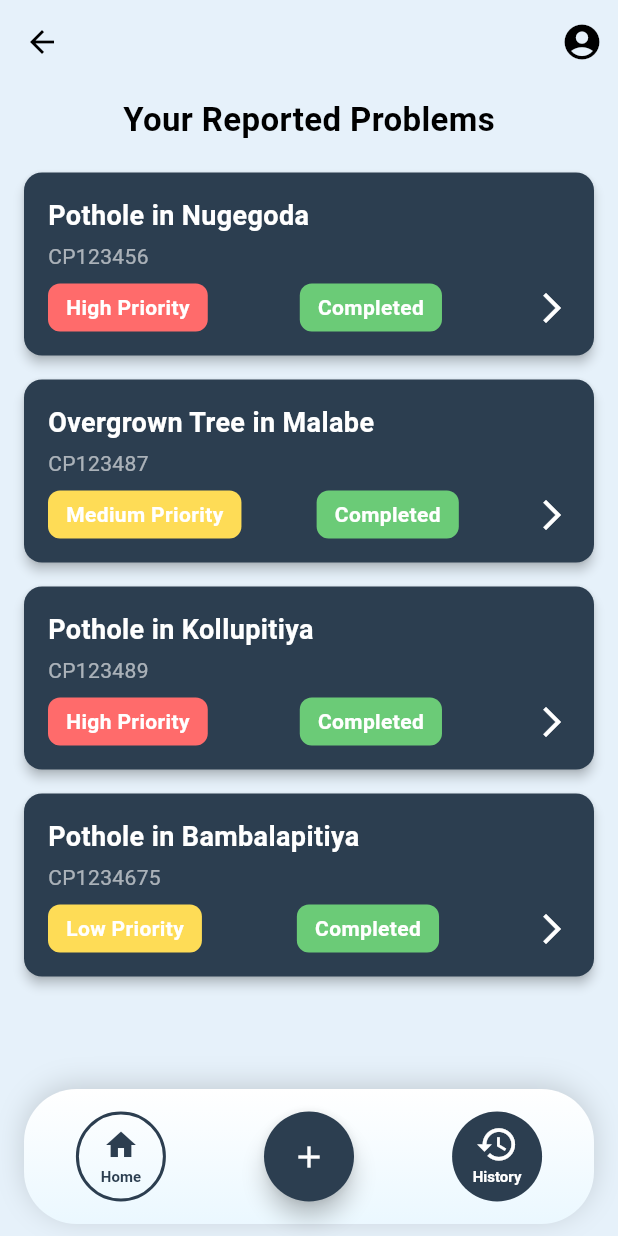
After one commit to project-infratrack/project-infratrack-frontend-admin-portal, a Flutter app: the HistoryScreen screen opened by its route, on a phone screen of 412 x 824 dp. The commit adds this screen. Run offline on Flutter 3.47's test engine with Material 3 defaults, Android fonts, the light colour scheme and no system bars.

Commit message:
feat: history_page_ui_implementation

```diff
--- a/lib/components/bottom_navigation.dart
+++ b/lib/components/bottom_navigation.dart
@@ -12,14 +12,12 @@ class BottomNavigation extends StatelessWidget {
 
   @override
   Widget build(BuildContext context) {
-    // Maintain the original color.
     const navColor = Color(0xFF2C3E50);
 
     return SafeArea(
       child: Container(
         margin: const EdgeInsets.symmetric(horizontal: 16, vertical: 8),
         padding: const EdgeInsets.symmetric(horizontal: 32),
-        // Increased height from 70 to 90
         height: 90,
         decoration: BoxDecoration(
           gradient: const LinearGradient(
@@ -101,7 +99,7 @@ class NavItem extends StatelessWidget {
         width: 60,
         height: 60,
         decoration: BoxDecoration(
-          color: isSelected ? navColor : Colors.transparent,
+          color: isSelected ? navColor : const Color.fromARGB(0, 255, 255, 255),
           borderRadius: BorderRadius.circular(30),
           border: isSelected ? null : Border.all(color: navColor, width: 2),
         ),
--- a/lib/main.dart
+++ b/lib/main.dart
@@ -3,6 +3,7 @@ import 'package:infratrack/screens/Gov_issue_description.dart';
 import 'package:infratrack/screens/Government_issue_screen_high.dart';
 import 'package:infratrack/screens/Government_issue_screen_low.dart';
 import 'package:infratrack/screens/Government_issue_screen_mid.dart';
+import 'package:infratrack/screens/History.dart';
 import 'package:infratrack/screens/home.dart';
 import 'package:infratrack/screens/login.dart';
 
@@ -22,7 +23,7 @@ class MyApp extends StatelessWidget {
       title: 'Infra Track',
       theme: ThemeData(
         primarySwatch: Colors.blueGrey,
-        scaffoldBackgroundColor: Colors.blueGrey.shade900,
+        scaffoldBackgroundColor: const Color.fromARGB(255, 255, 255, 255),
         textTheme: const TextTheme(
           bodyMedium: TextStyle(color: Colors.white),
         ),
@@ -36,6 +37,7 @@ class MyApp extends StatelessWidget {
         "/Gov_high": (context) => const GovernmentIssueScreenHigh(),
         "/Gov_mid": (context) => const GovernmentIssueScreenMid(),
         "/Gov_low": (context) => const GovernmentIssueScreenLow(),
+        "/history": (context) => HistoryScreen(),
       },
     );
   }
--- /dev/null
+++ b/lib/screens/history.dart
@@ -0,0 +1,179 @@
+import 'package:flutter/material.dart';
+import 'package:infratrack/components/bottom_navigation.dart';
+
+class HistoryScreen extends StatelessWidget {
+  final List<Map<String, String>> reportedProblems = [
+    {
+      "title": "Pothole in Nugegoda",
+      "id": "CP123456",
+      "priority": "High Priority",
+      "status": "Completed",
+      "priorityColor": "0xFFFF6B6B",
+      "statusColor": "0xFF6BCB77",
+    },
+    {
+      "title": "Overgrown Tree in Malabe",
+      "id": "CP123487",
+      "priority": "Medium Priority",
+      "status": "Completed",
+      "priorityColor": "0xFFFEDC56",
+      "statusColor": "0xFF6BCB77",
+    },
+    {
+      "title": "Pothole in Kollupitiya",
+      "id": "CP123489",
+      "priority": "High Priority",
+      "status": "Completed",
+      "priorityColor": "0xFFFF6B6B",
+      "statusColor": "0xFF6BCB77",
+    },
+    {
+      "title": "Pothole in Bambalapitiya",
+      "id": "CP1234675",
+      "priority": "Low Priority",
+      "status": "Completed",
+      "priorityColor": "0xFFFEDC56",
+      "statusColor": "0xFF6BCB77",
+    },
+  ];
+
+  HistoryScreen({super.key});
+
+  @override
+  Widget build(BuildContext context) {
+    return Scaffold(
+      backgroundColor: const Color(0xFFE6F1FA),
+      appBar: AppBar(
+        backgroundColor: Colors.transparent,
+        elevation: 0,
+        leading: IconButton(
+          icon: const Icon(Icons.arrow_back, color: Colors.black),
+          onPressed: () {
+            Navigator.pushReplacementNamed(context, "/home");
+          },
+        ),
+        actions: [
+          IconButton(
+            icon:
+                const Icon(Icons.account_circle, color: Colors.black, size: 28),
+            onPressed: () {
+              Navigator.pushReplacementNamed(context, "/profile");
+            },
+          ),
+        ],
+      ),
+      body: Padding(
+        padding: const EdgeInsets.symmetric(horizontal: 16.0, vertical: 8.0),
+        child: Column(
+          crossAxisAlignment: CrossAxisAlignment.start,
+          children: [
+            const Center(
+              child: Text(
+                "Your Reported Problems",
+                style: TextStyle(
+                  fontSize: 22,
+                  fontWeight: FontWeight.bold,
+                  color: Colors.black,
+                ),
+              ),
+            ),
+            const SizedBox(height: 20),
+            Expanded(
+              child: ListView.builder(
+                itemCount: reportedProblems.length,
+                itemBuilder: (context, index) {
+                  final problem = reportedProblems[index];
+                  return _buildProblemCard(context, problem);
+                },
+              ),
+            ),
+          ],
+        ),
+      ),
+      bottomNavigationBar: BottomNavigation(
+        selectedIndex: 1,
+        onItemTapped: (index) {
+          if (index == 0) {
+            Navigator.pushReplacementNamed(context, "/home");
+          } else if (index == 1) {
+            // Already on History page, no action needed.
+          }
+        },
+      ),
+    );
+  }
+
+  Widget _buildProblemCard(BuildContext context, Map<String, String> problem) {
+    return Card(
+      elevation: 3,
+      shape: RoundedRectangleBorder(
+        borderRadius: BorderRadius.circular(12),
+      ),
+      color: const Color(0xFF2C3E50),
+      margin: const EdgeInsets.only(bottom: 16),
+      child: InkWell(
+        borderRadius: BorderRadius.circular(12),
+        onTap: () {
+          Navigator.pushReplacementNamed(context, "/problem_reported");
+        },
+        child: Padding(
+          padding: const EdgeInsets.all(16),
+          child: Column(
+            crossAxisAlignment: CrossAxisAlignment.start,
+            children: [
+              Text(
+                problem["title"] ?? "",
+                style: const TextStyle(
+                  fontSize: 18,
+                  fontWeight: FontWeight.bold,
+                  color: Colors.white,
+                ),
+              ),
+              const SizedBox(height: 4),
+              Text(
+                problem["id"] ?? "",
+                style: const TextStyle(
+                  fontSize: 14,
+                  color: Colors.white60,
+                ),
+              ),
+              const SizedBox(height: 8),
+              Row(
+                mainAxisAlignment: MainAxisAlignment.spaceBetween,
+                children: [
+                  _buildTag(
+                    problem["priority"] ?? "",
+                    Color(int.parse(problem["priorityColor"]!)),
+                  ),
+                  _buildTag(
+                    problem["status"] ?? "",
+                    Color(int.parse(problem["statusColor"]!)),
+                  ),
+                  const Icon(Icons.arrow_forward_ios, color: Colors.white),
+                ],
+              ),
+            ],
+          ),
+        ),
+      ),
+    );
+  }
+
+  Widget _buildTag(String text, Color color) {
+    return Container(
+      padding: const EdgeInsets.symmetric(horizontal: 12, vertical: 6),
+      decoration: BoxDecoration(
+        color: color,
+        borderRadius: BorderRadius.circular(8),
+      ),
+      child: Text(
+        text,
+        style: const TextStyle(
+          color: Colors.white,
+          fontSize: 14,
+          fontWeight: FontWeight.bold,
+        ),
+      ),
+    );
+  }
+}
--- a/lib/screens/home.dart
+++ b/lib/screens/home.dart
@@ -46,7 +46,10 @@ class _HomeScreenState extends State<HomeScreen>
       body: Container(
         decoration: const BoxDecoration(
           gradient: LinearGradient(
-            colors: [Color(0xFFEAF4FF), Color(0xFFD9EFFE)],
+            colors: [
+              Color.fromARGB(255, 255, 255, 255),
+              Color.fromARGB(255, 255, 255, 255)
+            ],
             begin: Alignment.topCenter,
             end: Alignment.bottomCenter,
           ),
@@ -59,7 +62,7 @@ class _HomeScreenState extends State<HomeScreen>
               children: [
                 // Custom AppBar
                 Container(
-                  color: Colors.transparent,
+                  color: const Color.fromARGB(0, 255, 255, 255),
                   padding: const EdgeInsets.symmetric(
                       horizontal: 16.0, vertical: 8.0),
                   child: Row(
```
